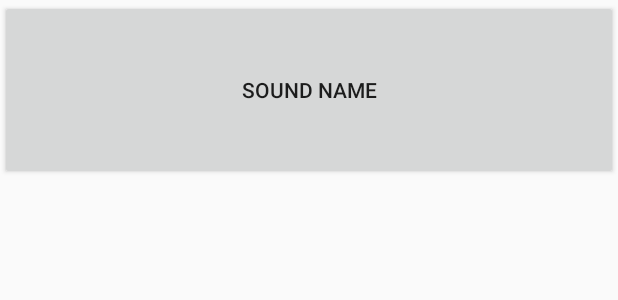
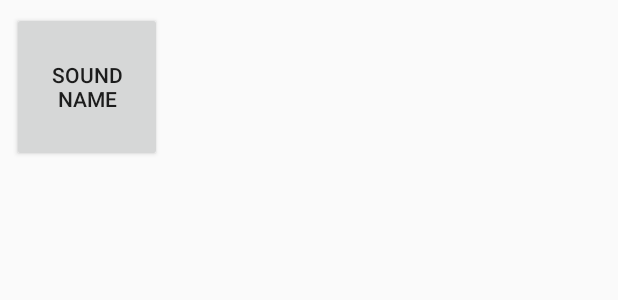
Before and after one commit to Strelts0v/BeatBox, an Android app: the layout list_item_sound.xml on its own in the app's theme, with its tools: preview values and no code run, on a phone screen of 412 x 824 dp. Shown: the top 300 px of the screen. Run offline under Robolectric (Android 15) with nearby library versions, the phone set to English and light mode, and no system bars.

Commit message:
update list_item_sound.xml

```diff
--- a/app/src/main/res/layout/list_item_sound.xml
+++ b/app/src/main/res/layout/list_item_sound.xml
@@ -1,8 +1,16 @@
 <?xml version="1.0" encoding="utf-8"?>
-<Button
+<FrameLayout
     xmlns:android="http://schemas.android.com/apk/res/android"
     xmlns:tools="http://schemas.android.com/tools"
-    android:id="@+id/list_item_sound_button"
-    android:layout_width="match_parent"
-    android:layout_height="120dp"
-    tools:text="Sound name"/>
+    android:layout_margin="8dp"
+    android:layout_width="wrap_content"
+    android:layout_height="wrap_content">
+
+    <Button
+        android:id="@+id/list_item_sound_button"
+        android:layout_width="100dp"
+        android:layout_height="100dp"
+        android:layout_gravity="center"
+        tools:text="Sound name"/>
+
+</FrameLayout>
```
